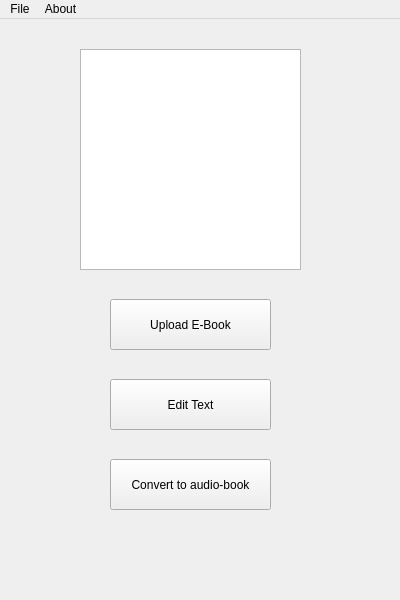
Old version of the form ui/main_window.ui in the repository HawksLab/ebook-to-audiobook-convertor.
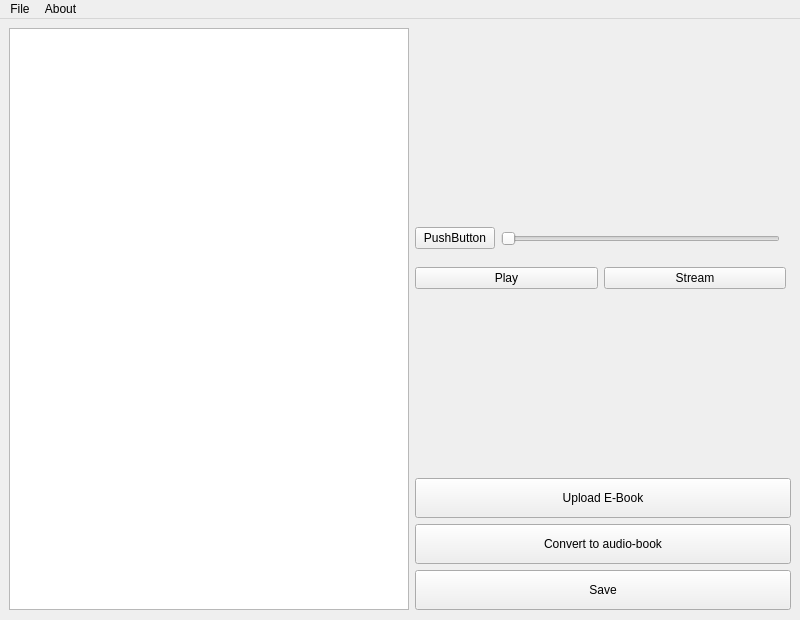
New version of the form.

Patch:
```diff
--- a/ui/main_window.ui
+++ b/ui/main_window.ui
@@ -6,8 +6,8 @@
    <rect>
     <x>0</x>
     <y>0</y>
-    <width>400</width>
-    <height>600</height>
+    <width>800</width>
+    <height>620</height>
    </rect>
   </property>
   <property name="sizePolicy">
@@ -18,14 +18,14 @@
   </property>
   <property name="minimumSize">
    <size>
-    <width>400</width>
+    <width>800</width>
     <height>600</height>
    </size>
   </property>
   <property name="maximumSize">
    <size>
-    <width>400</width>
-    <height>600</height>
+    <width>800</width>
+    <height>620</height>
    </size>
   </property>
   <property name="windowTitle">
@@ -40,72 +40,144 @@
    </property>
    <property name="minimumSize">
     <size>
-     <width>400</width>
+     <width>800</width>
      <height>600</height>
     </size>
    </property>
    <property name="maximumSize">
     <size>
-     <width>400</width>
+     <width>800</width>
      <height>600</height>
     </size>
    </property>
-   <widget class="QGraphicsView" name="graphicsView">
-    <property name="geometry">
-     <rect>
-      <x>80</x>
-      <y>30</y>
-      <width>221</width>
-      <height>221</height>
-     </rect>
-    </property>
-   </widget>
-   <widget class="QPushButton" name="pushButton">
-    <property name="geometry">
-     <rect>
-      <x>110</x>
-      <y>280</y>
-      <width>161</width>
-      <height>51</height>
-     </rect>
-    </property>
-    <property name="text">
-     <string>Upload E-Book</string>
-    </property>
-   </widget>
-   <widget class="QPushButton" name="pushButton_2">
-    <property name="geometry">
-     <rect>
-      <x>110</x>
-      <y>360</y>
-      <width>161</width>
-      <height>51</height>
-     </rect>
-    </property>
-    <property name="text">
-     <string>Edit Text</string>
-    </property>
-   </widget>
-   <widget class="QPushButton" name="pushButton_3">
-    <property name="geometry">
-     <rect>
-      <x>110</x>
-      <y>440</y>
-      <width>161</width>
-      <height>51</height>
-     </rect>
-    </property>
-    <property name="text">
-     <string>Convert to audio-book</string>
-    </property>
-   </widget>
+   <layout class="QHBoxLayout" name="horizontalLayout">
+    <item>
+     <widget class="QPlainTextEdit" name="plainTextEdit">
+      <property name="maximumSize">
+       <size>
+        <width>400</width>
+        <height>16777215</height>
+       </size>
+      </property>
+     </widget>
+    </item>
+    <item>
+     <layout class="QVBoxLayout" name="verticalLayout" stretch="0,0,0,0">
+      <property name="sizeConstraint">
+       <enum>QLayout::SetDefaultConstraint</enum>
+      </property>
+      <item>
+       <layout class="QVBoxLayout" name="verticalLayout_2">
+        <item>
+         <widget class="QFrame" name="frame_2">
+          <widget class="QWidget" name="horizontalLayoutWidget">
+           <property name="geometry">
+            <rect>
+             <x>0</x>
+             <y>190</y>
+             <width>371</width>
+             <height>41</height>
+            </rect>
+           </property>
+           <layout class="QHBoxLayout" name="horizontalLayout_2">
+            <property name="rightMargin">
+             <number>6</number>
+            </property>
+            <item>
+             <widget class="QPushButton" name="pushButton_2">
+              <property name="text">
+               <string>PushButton</string>
+              </property>
+             </widget>
+            </item>
+            <item>
+             <widget class="QSlider" name="horizontalSlider">
+              <property name="orientation">
+               <enum>Qt::Horizontal</enum>
+              </property>
+             </widget>
+            </item>
+           </layout>
+          </widget>
+          <widget class="QWidget" name="horizontalLayoutWidget_2">
+           <property name="geometry">
+            <rect>
+             <x>0</x>
+             <y>230</y>
+             <width>371</width>
+             <height>41</height>
+            </rect>
+           </property>
+           <layout class="QHBoxLayout" name="horizontalLayout_4">
+            <item>
+             <widget class="QPushButton" name="pushButton_4">
+              <property name="text">
+               <string>Play</string>
+              </property>
+             </widget>
+            </item>
+            <item>
+             <widget class="QPushButton" name="pushButton_6">
+              <property name="text">
+               <string>Stream</string>
+              </property>
+             </widget>
+            </item>
+           </layout>
+          </widget>
+         </widget>
+        </item>
+       </layout>
+      </item>
+      <item>
+       <widget class="QPushButton" name="pushButton">
+        <property name="minimumSize">
+         <size>
+          <width>0</width>
+          <height>40</height>
+         </size>
+        </property>
+        <property name="text">
+         <string>Upload E-Book</string>
+        </property>
+       </widget>
+      </item>
+      <item>
+       <widget class="QPushButton" name="pushButton_3">
+        <property name="minimumSize">
+         <size>
+          <width>0</width>
+          <height>40</height>
+         </size>
+        </property>
+        <property name="text">
+         <string>Convert to audio-book</string>
+        </property>
+       </widget>
+      </item>
+      <item>
+       <widget class="QPushButton" name="pushButton_5">
+        <property name="minimumSize">
+         <size>
+          <width>0</width>
+          <height>40</height>
+         </size>
+        </property>
+        <property name="text">
+         <string>Save</string>
+        </property>
+       </widget>
+      </item>
+     </layout>
+    </item>
+   </layout>
   </widget>
   <widget class="QMenuBar" name="menubar">
    <property name="geometry">
     <rect>
      <x>0</x>
      <y>0</y>
-     <width>400</width>
+     <width>800</width>
      <height>20</height>
     </rect>
    </property>
```
